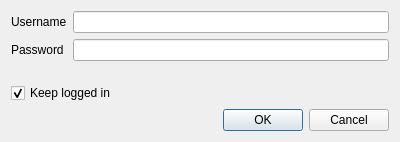
Old version of the form server_tree/login_dialog_base.ui in the repository giscube/giscube-admin-qgis-plugin.
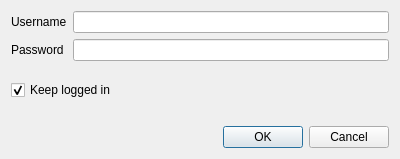
New version of the form. Custom widgets are drawn as their Qt base class.

Commit message: Add feedback when login fails

What changed in the file:
```diff
--- a/server_tree/login_dialog_base.ui
+++ b/server_tree/login_dialog_base.ui
@@ -7,7 +7,7 @@
     <x>0</x>
     <y>0</y>
     <width>400</width>
-    <height>142</height>
+    <height>159</height>
    </rect>
   </property>
   <property name="windowTitle">
@@ -51,6 +51,28 @@
      </property>
     </widget>
    </item>
+   <item>
+    <widget class="QLabel" name="error">
+     <property name="enabled">
+      <bool>true</bool>
+     </property>
+     <property name="sizePolicy">
+      <sizepolicy hsizetype="Preferred" vsizetype="Maximum">
+       <horstretch>0</horstretch>
+       <verstretch>0</verstretch>
+      </sizepolicy>
+     </property>
+     <property name="styleSheet">
+      <string notr="true">QLabel { color: red; }</string>
+     </property>
+     <property name="text">
+      <string/>
+     </property>
+     <property name="textFormat">
+      <enum>Qt::PlainText</enum>
+     </property>
+    </widget>
+   </item>
    <item>
     <widget class="QDialogButtonBox" name="buttonBox">
      <property name="orientation">
```
The commit also changes 1 other file.
